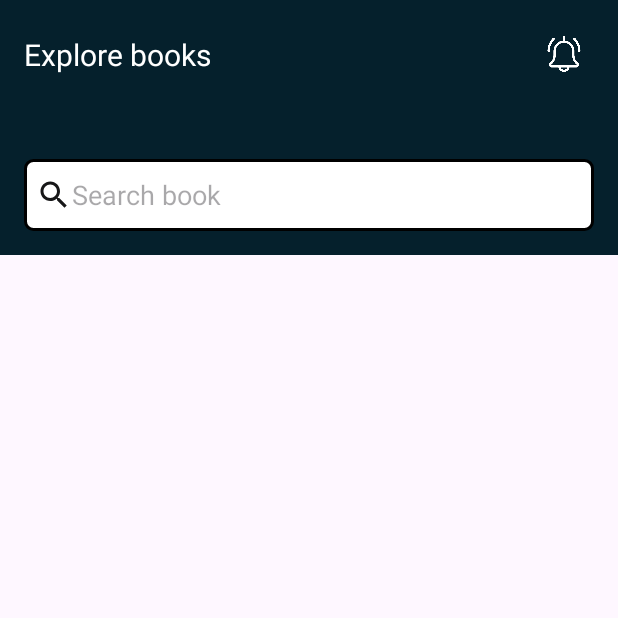
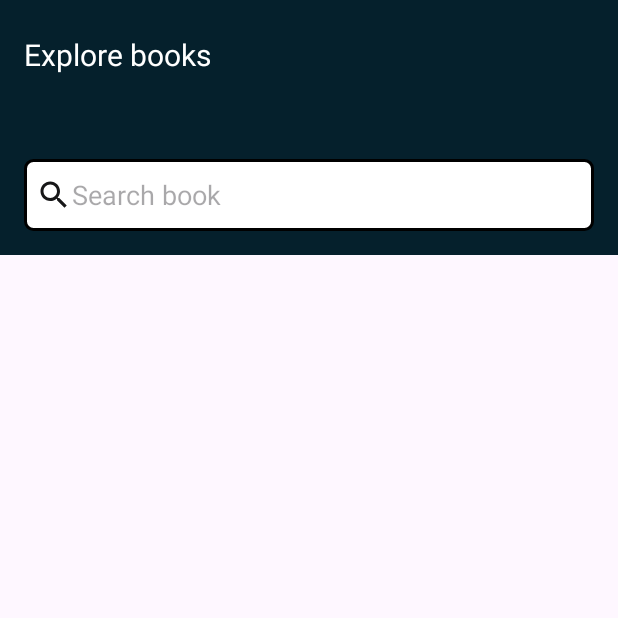
Before and after one commit to muhammadalinomonov/Book-reader, an Android app: the fragment ExploreScreen shown on its own in the app's theme, on a phone screen of 412 x 824 dp, the top half of it. Run offline under Robolectric (Android 15) with nearby library versions, the phone set to English and light mode, and no system bars; our stand-ins replace Firebase (no records; nobody signed in at launch, a user with empty details on screens opened directly); libraries missing offline, so code that uses them is left out: by.kirich1409.viewbindingdelegate; Roboto replaces fonts that are not available here; 1 statement that could not run was skipped.

Commit message:
without good UI

```diff
--- a/app/src/main/java/uz/gita/a5/bookreader/domain/usecase/explore/HomeUseCaseImpl.kt
+++ b/app/src/main/java/uz/gita/a5/bookreader/domain/usecase/explore/HomeUseCaseImpl.kt
@@ -12,11 +12,13 @@ class HomeUseCaseImpl(private val repository: AppRepository) : HomeUseCase {
 
         val result = repository.getBooksByCategory().map { bookDataList ->
             val fantasyData = bookDataList.filter { it.genre == "fantasy" }
+            val thrillerData = bookDataList.filter { it.genre == "thriller" }
             val psychologyData = bookDataList.filter { it.genre == "psychology" }
             val classicLiterature = bookDataList.filter { it.genre == "Classic Literature" }
 
             list.add(CategoryData("Fantasy", fantasyData))
             list.add(CategoryData("Psychology", psychologyData))
+            list.add(CategoryData("Thriller", thrillerData))
             list.add(CategoryData("Classic Literature", classicLiterature))
         }
 
--- a/app/src/main/res/layout/screen_explore.xml
+++ b/app/src/main/res/layout/screen_explore.xml
@@ -42,9 +42,7 @@
             android:id="@+id/btnNotification"
             android:layout_width="40dp"
             android:layout_height="40dp"
-            android:background="?android:selectableItemBackground"
             android:padding="8dp"
-            android:src="@drawable/bell"
             android:tint="@color/white"
             app:layout_constraintRight_toRightOf="parent"
             app:layout_constraintTop_toTopOf="parent" />
```
Also changed, not shown: 34 other files.
